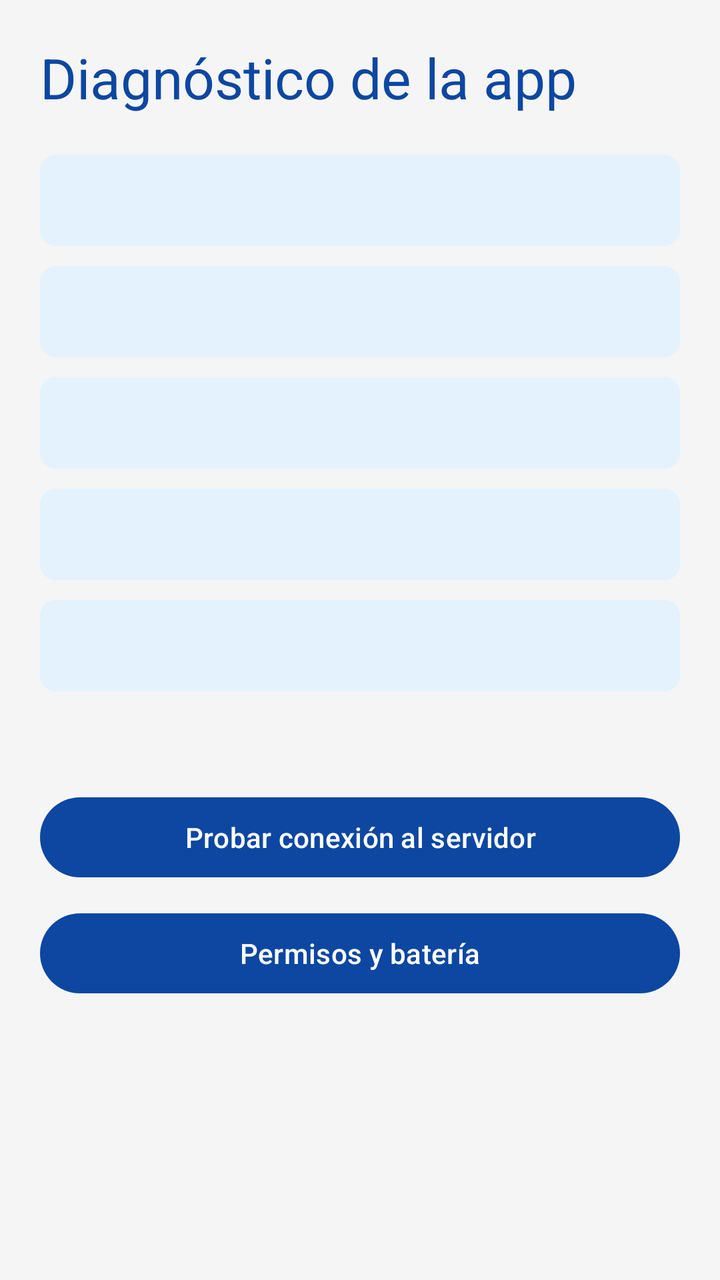
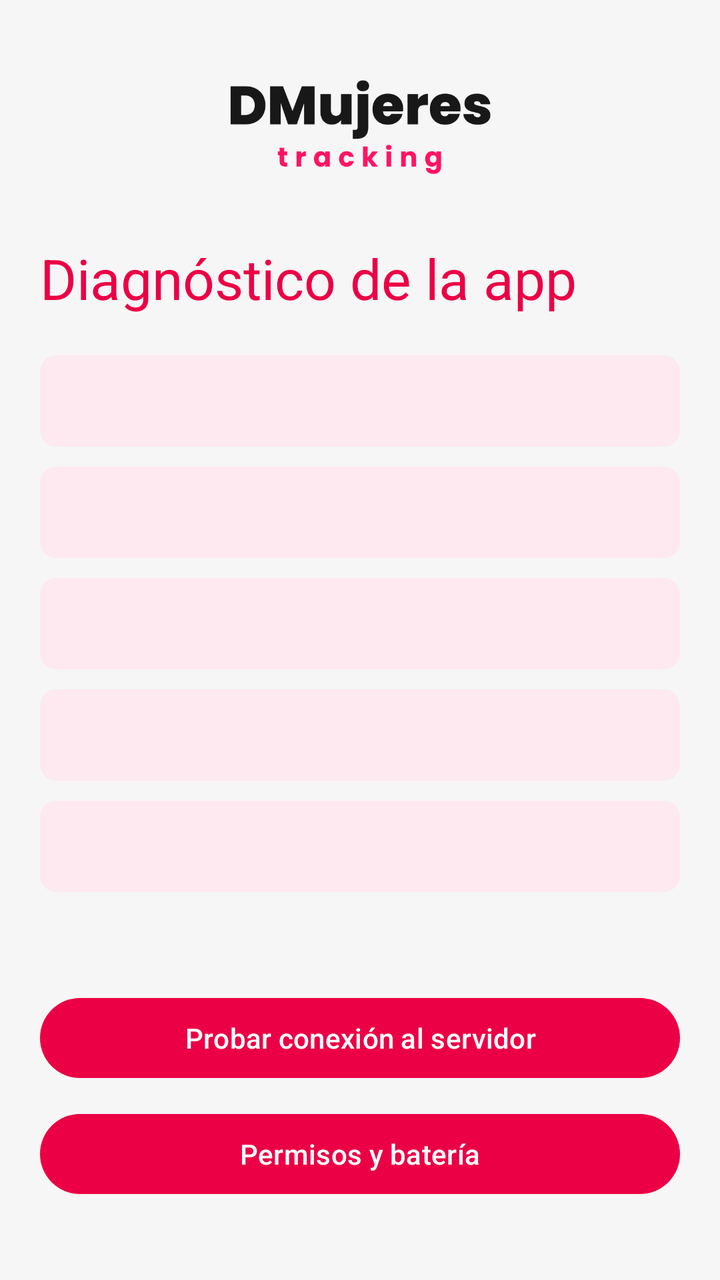

Before-and-after screenshots of an Android layout around one commit, followed by the original layout XML and the change that was made.
<!-- AndroidManifest.xml: application theme Theme.Dmujeres -->
<!-- res/layout/activity_diagnostics.xml -->
<?xml version="1.0" encoding="utf-8"?>
<ScrollView xmlns:android="http://schemas.android.com/apk/res/android"
    android:layout_width="match_parent"
    android:layout_height="match_parent"
    android:background="@color/background">

    <LinearLayout
        android:layout_width="match_parent"
        android:layout_height="wrap_content"
        android:orientation="vertical"
        android:padding="20dp">

        <TextView
            android:layout_width="wrap_content"
            android:layout_height="wrap_content"
            android:text="@string/diag_title"
            android:textAppearance="@style/TextAppearance.Material3.HeadlineMedium"
            android:textColor="@color/primary"
            android:layout_marginBottom="20dp" />

        <TextView
            android:id="@+id/diagGps"
            android:layout_width="match_parent"
            android:layout_height="wrap_content"
            android:textAppearance="@style/TextAppearance.Material3.TitleMedium"
            android:padding="12dp"
            android:background="@drawable/state_background"
            android:layout_marginBottom="10dp" />

        <TextView
            android:id="@+id/diagNetwork"
            android:layout_width="match_parent"
            android:layout_height="wrap_content"
            android:textAppearance="@style/TextAppearance.Material3.TitleMedium"
            android:padding="12dp"
            android:background="@drawable/state_background"
            android:layout_marginBottom="10dp" />

        <TextView
            android:id="@+id/diagServer"
            android:layout_width="match_parent"
            android:layout_height="wrap_content"
            android:textAppearance="@style/TextAppearance.Material3.TitleMedium"
            android:padding="12dp"
            android:background="@drawable/state_background"
            android:layout_marginBottom="10dp" />

        <TextView
            android:id="@+id/diagPending"
            android:layout_width="match_parent"
            android:layout_height="wrap_content"
            android:textAppearance="@style/TextAppearance.Material3.TitleMedium"
            android:padding="12dp"
            android:background="@drawable/state_background"
            android:layout_marginBottom="10dp" />

        <TextView
            android:id="@+id/diagBattery"
            android:layout_width="match_parent"
            android:layout_height="wrap_content"
            android:textAppearance="@style/TextAppearance.Material3.TitleMedium"
            android:padding="12dp"
            android:background="@drawable/state_background"
            android:layout_marginBottom="10dp" />

        <TextView
            android:id="@+id/diagDevice"
            android:layout_width="match_parent"
            android:layout_height="wrap_content"
            android:textAppearance="@style/TextAppearance.Material3.BodyMedium"
            android:textColor="#666666"
            android:layout_marginBottom="20dp" />

        <Button
            android:id="@+id/diagTestButton"
            android:layout_width="match_parent"
            android:layout_height="wrap_content"
            android:text="@string/diag_test"
            android:layout_marginBottom="10dp" />

        <Button
            android:id="@+id/diagPermissionsButton"
            android:layout_width="match_parent"
            android:layout_height="wrap_content"
            android:text="@string/permissions_button" />

    </LinearLayout>
</ScrollView>
<!-- resources referenced by this layout -->
<resources>
  <color name="background">#F5F5F5</color>
  <color name="primary">#0D47A1</color>
  <!-- drawable state_background (drawable) -->
  <?xml version="1.0" encoding="utf-8"?>
  <shape xmlns:android="http://schemas.android.com/apk/res/android" android:shape="rectangle">
      <solid android:color="#E3F2FD" />
      <corners android:radius="8dp" />
  </shape>
  <string name="diag_test">Probar conexión al servidor</string>
  <string name="diag_title">Diagnóstico de la app</string>
  <string name="permissions_button">Permisos y batería</string>
  <style name="Theme.Dmujeres" parent="Theme.Material3.Light.NoActionBar">
          <item name="colorPrimary">@color/primary</item>
          <item name="colorPrimaryDark">@color/primary_dark</item>
          <item name="colorAccent">@color/accent</item>
          <item name="android:statusBarColor">@color/primary_dark</item>
      </style>
  <color name="primary_dark">#002171</color>
  <color name="accent">#FFC107</color>
</resources>

<!-- the commit's change to res/layout/activity_diagnostics.xml (unified diff, before → after) -->
@@ -9,6 +9,15 @@
         android:layout_height="wrap_content"
         android:orientation="vertical"
         android:padding="20dp">
+
+        <ImageView
+            android:layout_width="220dp"
+            android:layout_height="wrap_content"
+            android:layout_gravity="center_horizontal"
+            android:adjustViewBounds="true"
+            android:src="@drawable/logo_banner"
+            android:contentDescription="@string/app_name"
+            android:layout_marginBottom="16dp" />
 
         <TextView
             android:layout_width="wrap_content"
<!-- resource entries referenced after the edit -->
@@ -1,13 +1,15 @@
 <!-- resources referenced by this layout -->
 <resources>
-  <color name="background">#F5F5F5</color>
-  <color name="primary">#0D47A1</color>
+  <color name="background">#F6F6F6</color>
+  <color name="primary">#EB0045</color>
+  <!-- drawable logo_banner: png bitmap (drawable-xxhdpi, 19920 bytes) -->
   <!-- drawable state_background (drawable) -->
   <?xml version="1.0" encoding="utf-8"?>
   <shape xmlns:android="http://schemas.android.com/apk/res/android" android:shape="rectangle">
-      <solid android:color="#E3F2FD" />
+      <solid android:color="#FFE9F0" />
       <corners android:radius="8dp" />
   </shape>
+  <string name="app_name">DMujeres Tracking</string>
   <string name="diag_test">Probar conexión al servidor</string>
   <string name="diag_title">Diagnóstico de la app</string>
   <string name="permissions_button">Permisos y batería</string>
@@ -16,8 +18,11 @@
           <item name="colorPrimaryDark">@color/primary_dark</item>
           <item name="colorAccent">@color/accent</item>
           <item name="android:statusBarColor">@color/primary_dark</item>
+          <item name="android:windowBackground">@color/background</item>
+          <item name="android:colorAccent">@color/accent</item>
+          <item name="android:colorPrimary">@color/primary</item>
       </style>
-  <color name="primary_dark">#002171</color>
-  <color name="accent">#FFC107</color>
+  <color name="primary_dark">#C4003B</color>
+  <color name="accent">#FF1464</color>
 </resources>
 
